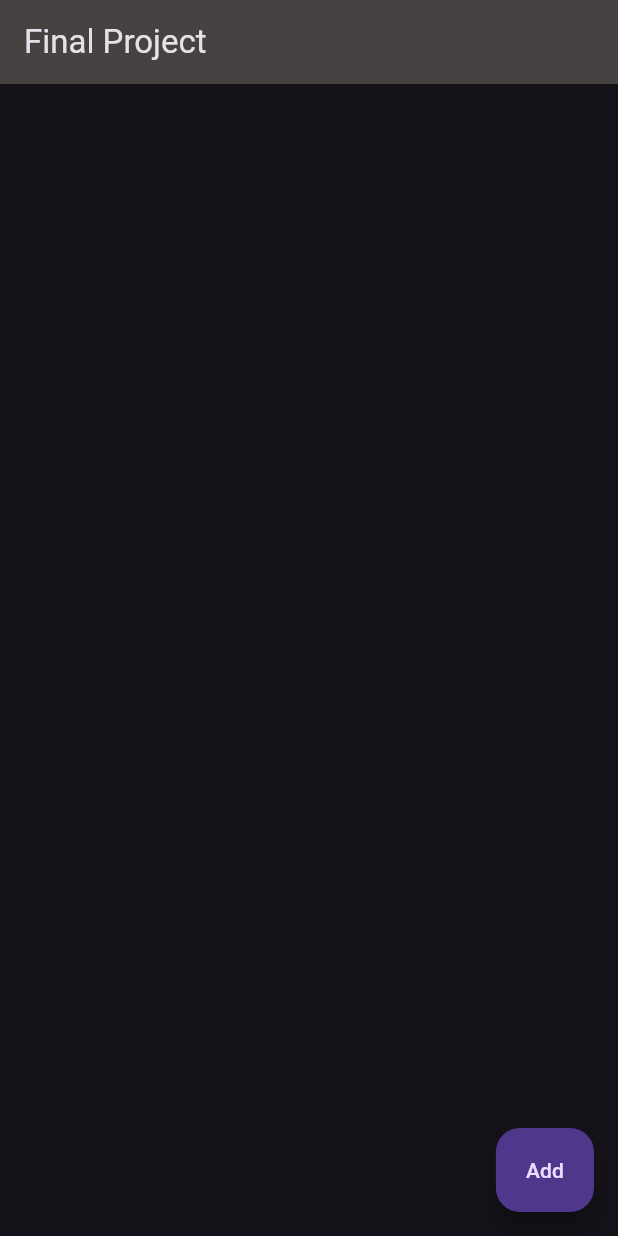
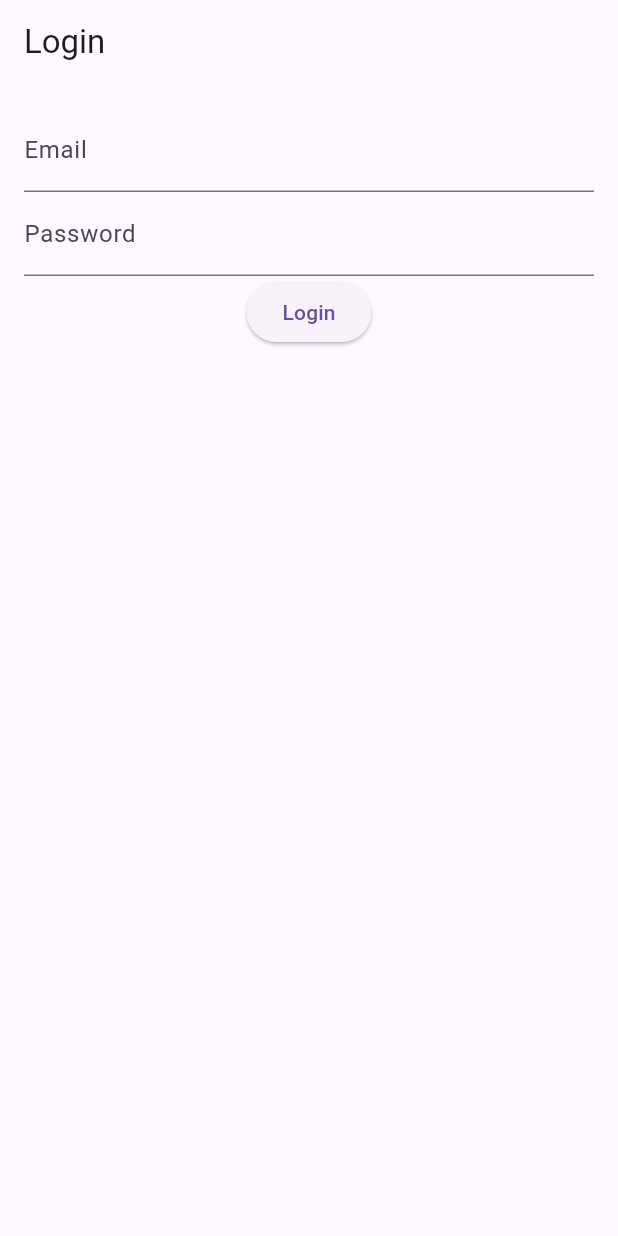
Before and after one commit to TempsLight/Flutter_Ui, a Flutter app: the screen it shows after launch, on a phone screen of 412 x 824 dp. Run offline on Flutter 3.47's test engine with Material 3 defaults, Android fonts, the phone set to English and light mode, and no system bars.

Commit message:
wireless debugging

```diff
--- a/lib/main.dart
+++ b/lib/main.dart
@@ -1,19 +1,21 @@
 import 'package:final_project/pages/home.dart';
+import 'package:final_project/pages/login_page.dart';
 import 'package:flutter/material.dart';
-
+import 'package:http/http.dart' as http;
 
 void main() {
-  runApp(const MyApp());
+  runApp(MyApp());
 }
+
 class MyApp extends StatelessWidget {
-  const MyApp({super.key});
-
   @override
   Widget build(BuildContext context) {
     return MaterialApp(
+      title: 'My App',
       debugShowCheckedModeBanner: false,
-      theme: ThemeData.dark(),
-      home: HomePage(),
+      home: LoginPage(),
     );
   }
+
+
 }
--- /dev/null
+++ b/lib/pages/login_page.dart
@@ -0,0 +1,67 @@
+import 'package:final_project/pages/home.dart';
+import 'package:flutter/material.dart';
+import 'package:http/http.dart' as http;
+import 'dart:convert';
+
+class LoginPage extends StatelessWidget {
+  final TextEditingController _emailController = TextEditingController();
+  final TextEditingController _passwordController = TextEditingController();
+
+  @override
+  Widget build(BuildContext context) {
+    return Scaffold(
+      appBar: AppBar(
+        title: Text('Login'),
+      ),
+      body: Padding(
+        padding: const EdgeInsets.all(16.0),
+        child: Column(
+          children: <Widget>[
+            TextField(
+              controller: _emailController,
+              decoration: InputDecoration(
+                labelText: 'Email',
+              ),
+              keyboardType: TextInputType.emailAddress,
+            ),
+            TextField(
+              controller: _passwordController,
+              decoration: const InputDecoration(
+                labelText: 'Password',
+              ),
+              obscureText: true,
+            ),
+            ElevatedButton(
+              onPressed: () => login(context),
+              child: const Text('Login'),
+            ),
+          ],
+        ),
+      ),
+    );
+  }
+
+  Future<void> login(BuildContext context) async {
+    final email = _emailController.text;
+    final password = _passwordController.text;
+
+    const url = 'http://192.168.31.24/api/users/login';
+    final response = await http.post(
+      Uri.parse(url),
+      body: jsonEncode({'email': email, 'password': password}),
+      headers: {'Content-Type': 'application/json'},
+    );
+
+    if (response.statusCode == 200) {
+      // Handle successful login here
+      Navigator.pushReplacement(
+        context,
+        MaterialPageRoute(builder: (context) => HomePage()),
+      );
+      print('Login successful');
+    } else {
+      // Handle failed login here
+      print('Login failed');
+    }
+  }
+}
```
Also changed, not shown: lib/pages/add_page.dart (+8 -5 lines), lib/pages/edit_page.dart (added, +81 -0 lines), lib/pages/home.dart (+135 -0 lines).
